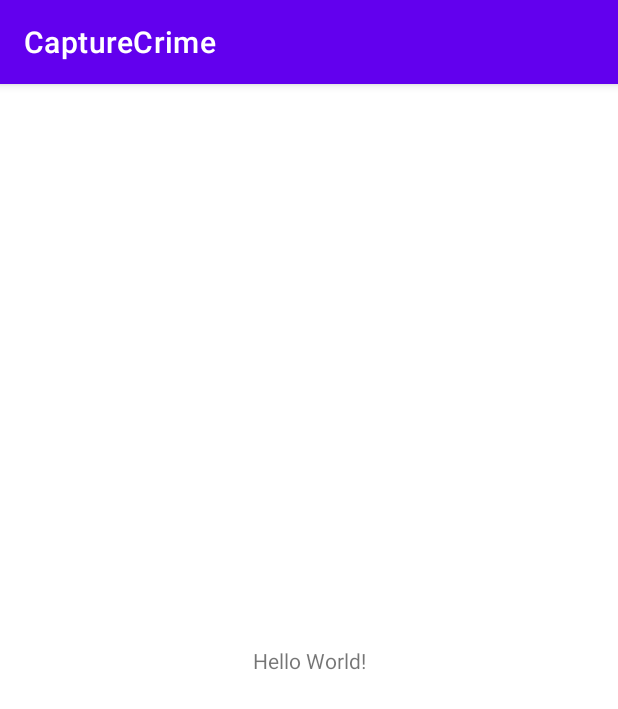
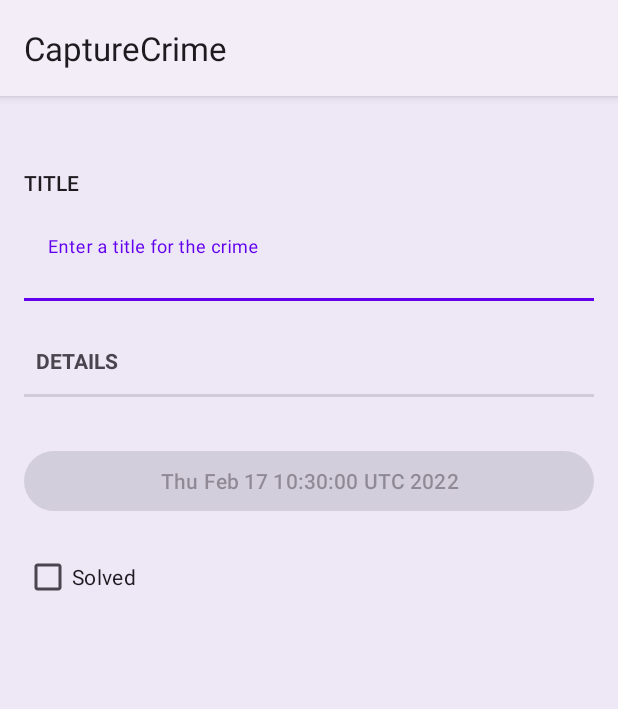
Before and after one commit to manikandan4/capturecrime, an Android app: the screen it shows after launch (MainActivity), on a phone screen of 412 x 824 dp. Shown: the top 709 px of the screen. Run offline under Robolectric (Android 15) with nearby library versions, the phone set to English and light mode, and no system bars.

Commit message:
chapter08 -work in progress

```diff
--- a/app/src/main/java/com/manikandan/capturecrime/MainActivity.java
+++ b/app/src/main/java/com/manikandan/capturecrime/MainActivity.java
@@ -1,14 +1,13 @@
 package com.manikandan.capturecrime;
 
-import androidx.appcompat.app.AppCompatActivity;
+import androidx.fragment.app.Fragment;
 
-import android.os.Bundle;
+import com.manikandan.capturecrime.fragments.CrimeFragment;
 
-public class MainActivity extends AppCompatActivity {
+public class MainActivity extends SingleFragmentActivity {
 
     @Override
-    protected void onCreate(Bundle savedInstanceState) {
-        super.onCreate(savedInstanceState);
-        setContentView(R.layout.activity_main);
+    protected Fragment createFragment() {
+        return new CrimeFragment();
     }
 }
--- /dev/null
+++ b/app/src/main/java/com/manikandan/capturecrime/SingleFragmentActivity.java
@@ -0,0 +1,27 @@
+package com.manikandan.capturecrime;
+
+import android.os.Bundle;
+
+import androidx.annotation.Nullable;
+import androidx.appcompat.app.AppCompatActivity;
+import androidx.fragment.app.Fragment;
+import androidx.fragment.app.FragmentManager;
+
+public abstract class SingleFragmentActivity extends AppCompatActivity {
+    protected abstract Fragment createFragment();
+
+    @Override
+    protected void onCreate(@Nullable Bundle savedInstanceState) {
+        super.onCreate(savedInstanceState);
+        setContentView(R.layout.activity_main);
+
+        FragmentManager fragmentManager = getSupportFragmentManager();
+        Fragment fragment = fragmentManager.findFragmentById(R.id.fragment_container);
+        if (fragment == null) {
+            fragment = createFragment();
+            fragmentManager.beginTransaction()
+                    .add(R.id.fragment_container, fragment)
+                    .commit();
+        }
+    }
+}
--- /dev/null
+++ b/app/src/main/java/com/manikandan/capturecrime/fragments/CrimeFragment.java
@@ -0,0 +1,69 @@
+package com.manikandan.capturecrime.fragments;
+
+import android.os.Bundle;
+import android.text.Editable;
+import android.text.TextWatcher;
+import android.view.LayoutInflater;
+import android.view.View;
+import android.view.ViewGroup;
+import android.widget.Button;
+import android.widget.CheckBox;
+import android.widget.TextView;
+
+import androidx.annotation.NonNull;
+import androidx.annotation.Nullable;
+import androidx.fragment.app.Fragment;
+
+import com.google.android.material.textfield.TextInputEditText;
+import com.google.android.material.textfield.TextInputLayout;
+import com.manikandan.capturecrime.R;
+import com.manikandan.capturecrime.models.Crime;
+
+public class CrimeFragment extends Fragment {
+    private Crime crime;
+    private TextView mTitleLabel;
+    private TextInputEditText  mTitleField;
+    private Button mDateButton;
+    private CheckBox mSolvedCheckBox;
+
+    @Override
+    public void onCreate(@Nullable Bundle savedInstanceState) {
+        super.onCreate(savedInstanceState);
+        crime = new Crime();
+    }
+
+    @Nullable
+    @Override
+    public View onCreateView(@NonNull LayoutInflater inflater, @Nullable ViewGroup container, @Nullable Bundle savedInstanceState) {
+        View v = inflater.inflate(R.layout.fragment_crime, container, false);
+
+        mDateButton = v.findViewById(R.id.btn_crime_date);
+        mDateButton.setText(crime.getmDate().toString());
+        mDateButton.setEnabled(false);
+
+        mTitleLabel = v.findViewById(R.id.txt_crime_title_label);
+        mTitleField = v.findViewById(R.id.edit_crime_input);
+        mTitleField.addTextChangedListener(new TextWatcher() {
+            @Override
+            public void beforeTextChanged(CharSequence s, int start, int count, int after) {
+
+            }
+
+            @Override
+            public void onTextChanged(CharSequence s, int start, int before, int count) {
+                crime.setmTitle(s.toString());
+                mTitleLabel.setText(s.toString());
+            }
+
+            @Override
+            public void afterTextChanged(Editable s) {
+
+            }
+        });
+
+        mSolvedCheckBox = v.findViewById(R.id.chx_crime_solved);
+        mSolvedCheckBox.setOnCheckedChangeListener((buttonView, isChecked) -> crime.setMsolved(isChecked));
+
+        return v;
+    }
+}
--- /dev/null
+++ b/app/src/main/java/com/manikandan/capturecrime/models/Crime.java
@@ -0,0 +1,48 @@
+package com.manikandan.capturecrime.models;
+
+import java.util.Date;
+import java.util.UUID;
+
+public class Crime {
+    private UUID mID;
+    private String mTitle;
+    private Date mDate;
+    private boolean msolved;
+
+    public Crime() {
+        mID = UUID.randomUUID();
+        mDate = new Date();
+    }
+
+    public UUID getmID() {
+        return mID;
+    }
+
+    public void setmID(UUID mID) {
+        this.mID = mID;
+    }
+
+    public String getmTitle() {
+        return mTitle;
+    }
+
+    public void setmTitle(String mTitle) {
+        this.mTitle = mTitle;
+    }
+
+    public Date getmDate() {
+        return mDate;
+    }
+
+    public void setmDate(Date mDate) {
+        this.mDate = mDate;
+    }
+
+    public boolean isMsolved() {
+        return msolved;
+    }
+
+    public void setMsolved(boolean msolved) {
+        this.msolved = msolved;
+    }
+}
--- /dev/null
+++ b/app/src/main/res/drawable/ic_baseline_local_police_24.xml
@@ -0,0 +1,10 @@
+<vector xmlns:android="http://schemas.android.com/apk/res/android"
+    android:width="24dp"
+    android:height="24dp"
+    android:viewportWidth="24"
+    android:viewportHeight="24"
+    android:tint="?attr/colorControlNormal">
+  <path
+      android:fillColor="@android:color/white"
+      android:pathData="M12,1L3,5v6c0,5.55 3.84,10.74 9,12c5.16,-1.26 9,-6.45 9,-12V5L12,1zM14.5,12.59l0.9,3.88L12,14.42l-3.4,2.05l0.9,-3.87l-3,-2.59l3.96,-0.34L12,6.02l1.54,3.64L17.5,10L14.5,12.59z"/>
+</vector>
--- /dev/null
+++ b/app/src/main/res/drawable/ic_key_svgrepo_com.xml
@@ -0,0 +1,21 @@
+<vector xmlns:android="http://schemas.android.com/apk/res/android"
+    android:width="100.026dp"
+    android:height="100.026dp"
+    android:viewportWidth="100.026"
+    android:viewportHeight="100.026">
+  <path
+      android:pathData="M50.01,0c27.613,0 50,22.386 50,50 0,27.615 -22.387,50 -50,50 -27.614,0 -50,-22.385 -50,-50S22.396,0 50.01,0z"
+      android:fillColor="#35495E"/>
+  <path
+      android:pathData="M54.01,20c-14.359,0 -26,11.64 -26,26 0,3.887 0.859,7.568 2.388,10.882l-3.534,3.533c-0.913,0.913 -0.86,5.54 -0.867,5.608 -0.04,0.041 -4.297,-0.443 -5.235,0.494l-1.879,1.961c-1.196,1.197 -0.924,5.596 -0.945,5.521l-0.005,0.006c0.014,0.003 -4.301,-0.357 -5.217,0.557l-2.111,2.112c-0.936,0.937 -0.696,5.353 -0.682,5.343 0.005,-0.006 -4.482,-0.14 -4.953,0.291C2.005,85.021 0.01,87.27 0.01,87.27l0.018,12.756c0,0.008 12.712,-0.023 12.712,-0.023l30.388,-30.391A25.885,25.885 0,0 0,54.01 72c14.359,0 26,-11.643 26,-26 0,-14.359 -11.641,-26 -26,-26zM60.751,33.481a5.778,5.778 0,1 1,1.237 11.42,5.975 5.975,0 0,1 -5.215,-1.665 5.977,5.977 0,0 1,-1.664 -5.213,5.778 5.778,0 0,1 5.642,-4.542z"
+      android:fillColor="#F0C419"/>
+  <path
+      android:pathData="M66.662,33.314a8.019,8.019 0,0 0,-11.338 0,8.02 8.02,0 0,0 0,11.337 8.015,8.015 0,0 0,11.338 0,8.016 8.016,0 0,0 0,-11.337zM64.51,42.499a4.994,4.994 0,1 1,-7.062 -7.064,4.992 4.992,0 0,1 7.062,0 4.993,4.993 0,0 1,0 7.064zM37.874,66.378a26.11,26.11 0,0 1,-2.249 -1.994L0.028,99.98v0.043c0,0.002 1.887,0 4.206,-0.006l33.64,-33.639z"
+      android:fillColor="#F29C1F"/>
+  <path
+      android:pathData="M75.977,0C64.065,0 54.184,8.682 52.304,20.061A26.767,26.767 0,0 1,54.01 20c1.089,0 2.159,0.075 3.212,0.206 1.763,-8.75 9.488,-15.34 18.755,-15.34 10.567,0 19.135,8.565 19.135,19.134 0,10.567 -8.564,19.134 -19.135,19.134 -6.839,0 -12.822,-3.6 -16.207,-8.996a4.962,4.962 0,0 0,-2.324 1.296,4.932 4.932,0 0,0 -1.246,2.158C60.528,43.877 67.77,48 75.977,48c13.254,0 24,-10.745 24,-24 0,-13.254 -10.744,-24 -24,-24z"
+      android:fillColor="#EBECED"/>
+  <path
+      android:pathData="M61.114,36.017a19.84,19.84 0,0 1,-1.344 -1.879,5.423 5.423,0 0,0 -0.627,0.198l-0.006,0.002a5.413,5.413 0,0 0,-0.559 0.259l-0.287,0.177 -0.262,0.168c-0.188,0.14 -0.371,0.29 -0.543,0.458l-0.074,0.073a5.015,5.015 0,0 0,-0.44 0.523l-0.183,0.276 -0.141,0.229a5.16,5.16 0,0 0,-0.449 1.088c0.451,0.655 0.938,1.28 1.453,1.886l3.462,-3.458z"
+      android:fillColor="#C8C9CB"/>
+</vector>
--- a/app/src/main/res/layout/activity_main.xml
+++ b/app/src/main/res/layout/activity_main.xml
@@ -1,18 +1,10 @@
 <?xml version="1.0" encoding="utf-8"?>
-<androidx.constraintlayout.widget.ConstraintLayout xmlns:android="http://schemas.android.com/apk/res/android"
-    xmlns:app="http://schemas.android.com/apk/res-auto"
+<FrameLayout
+    xmlns:android="http://schemas.android.com/apk/res/android"
     xmlns:tools="http://schemas.android.com/tools"
+    android:id="@+id/fragment_container"
     android:layout_width="match_parent"
     android:layout_height="match_parent"
     tools:context=".MainActivity">
 
-    <TextView
-        android:layout_width="wrap_content"
-        android:layout_height="wrap_content"
-        android:text="Hello World!"
-        app:layout_constraintBottom_toBottomOf="parent"
-        app:layout_constraintLeft_toLeftOf="parent"
-        app:layout_constraintRight_toRightOf="parent"
-        app:layout_constraintTop_toTopOf="parent" />
-
-</androidx.constraintlayout.widget.ConstraintLayout>
+</FrameLayout>
--- /dev/null
+++ b/app/src/main/res/layout/fragment_crime.xml
@@ -0,0 +1,91 @@
+<?xml version="1.0" encoding="utf-8"?>
+<androidx.constraintlayout.widget.ConstraintLayout xmlns:android="http://schemas.android.com/apk/res/android"
+    xmlns:app="http://schemas.android.com/apk/res-auto"
+    xmlns:tools="http://schemas.android.com/tools"
+    android:layout_width="match_parent"
+    android:layout_height="match_parent"
+    android:background="#EDE7F6">
+
+    <TextView
+        android:id="@+id/txt_crime_title_label"
+        android:layout_width="0dp"
+        android:layout_height="wrap_content"
+        android:layout_marginStart="16dp"
+        android:layout_marginTop="48dp"
+        android:layout_marginEnd="16dp"
+        android:text="@string/crime_title_label"
+        android:textAppearance="@style/TextAppearance.Material3.LabelLarge"
+        app:layout_constraintEnd_toEndOf="parent"
+        app:layout_constraintStart_toStartOf="parent"
+        app:layout_constraintTop_toTopOf="parent" />
+
+    <com.google.android.material.textfield.TextInputLayout
+        android:id="@+id/edit_crime_title"
+        style="@style/Widget.Material3.TextInputLayout.FilledBox"
+        android:layout_width="0dp"
+        android:layout_height="wrap_content"
+        android:layout_marginStart="16dp"
+        android:layout_marginTop="16dp"
+        android:layout_marginEnd="16dp"
+        android:ems="10"
+        android:importantForAutofill="no"
+        android:inputType="textPersonName"
+        android:minHeight="48dp"
+        android:text="@string/crime_title_hint"
+        app:boxBackgroundColor="#EDE7F6"
+        app:layout_constraintEnd_toEndOf="parent"
+        app:layout_constraintStart_toStartOf="parent"
+        app:layout_constraintTop_toBottomOf="@+id/txt_crime_title_label">
+
+        <com.google.android.material.textfield.TextInputEditText
+            android:id="@+id/edit_crime_input"
+            android:layout_width="match_parent"
+            android:layout_height="wrap_content"
+            android:hint="@string/crime_title_hint"
+            android:inputType="text|textCapCharacters"
+            android:minHeight="48dp"
+            android:textAppearance="@style/TextAppearance.Material3.BodyMedium"
+            android:textColorHint="#546E7A"
+            tools:ignore="TextContrastCheck" />
+    </com.google.android.material.textfield.TextInputLayout>
+
+    <TextView
+        android:id="@+id/txt_crime_details_label"
+        style="?android:listSeparatorTextViewStyle"
+        android:layout_width="0dp"
+        android:layout_height="wrap_content"
+        android:layout_marginStart="16dp"
+        android:layout_marginTop="16dp"
+        android:layout_marginEnd="16dp"
+        android:minHeight="48dp"
+        android:text="@string/crime_details_label"
+        app:layout_constraintEnd_toEndOf="parent"
+        app:layout_constraintStart_toStartOf="parent"
+        app:layout_constraintTop_toBottomOf="@+id/edit_crime_title" />
+
+    <Button
+        android:id="@+id/btn_crime_date"
+        android:layout_width="0dp"
+        android:layout_height="wrap_content"
+        android:layout_marginStart="16dp"
+        android:layout_marginTop="32dp"
+        android:layout_marginEnd="16dp"
+        android:text="@string/crime_date"
+        app:layout_constraintEnd_toEndOf="parent"
+        app:layout_constraintStart_toStartOf="parent"
+        app:layout_constraintTop_toBottomOf="@+id/txt_crime_details_label"
+        tools:ignore="TextContrastCheck,TextContrastCheck" />
+
+    <CheckBox
+        android:id="@+id/chx_crime_solved"
+        android:layout_width="0dp"
+        android:layout_height="wrap_content"
+        android:layout_marginStart="16dp"
+        android:layout_marginTop="16dp"
+        android:layout_marginEnd="16dp"
+        android:text="@string/crime_solved_label"
+        app:layout_constraintEnd_toEndOf="parent"
+        app:layout_constraintStart_toStartOf="parent"
+        app:layout_constraintTop_toBottomOf="@+id/btn_crime_date"
+        tools:ignore="TextContrastCheck" />
+</androidx.constraintlayout.widget.ConstraintLayout>
--- a/app/src/main/res/mipmap-anydpi-v26/ic_launcher.xml
+++ b/app/src/main/res/mipmap-anydpi-v26/ic_launcher.xml
@@ -1,5 +1,5 @@
 <?xml version="1.0" encoding="utf-8"?>
 <adaptive-icon xmlns:android="http://schemas.android.com/apk/res/android">
     <background android:drawable="@drawable/ic_launcher_background" />
-    <foreground android:drawable="@drawable/ic_launcher_foreground" />
+    <foreground android:drawable="@drawable/ic_key_svgrepo_com" />
 </adaptive-icon>
--- a/app/src/main/res/mipmap-anydpi-v26/ic_launcher_round.xml
+++ b/app/src/main/res/mipmap-anydpi-v26/ic_launcher_round.xml
@@ -1,5 +1,5 @@
 <?xml version="1.0" encoding="utf-8"?>
 <adaptive-icon xmlns:android="http://schemas.android.com/apk/res/android">
     <background android:drawable="@drawable/ic_launcher_background" />
-    <foreground android:drawable="@drawable/ic_launcher_foreground" />
+    <foreground android:drawable="@drawable/ic_key_svgrepo_com" />
 </adaptive-icon>
--- a/app/src/main/res/values-night/themes.xml
+++ b/app/src/main/res/values-night/themes.xml
@@ -1,6 +1,6 @@
 <resources xmlns:tools="http://schemas.android.com/tools">
     <!-- Base application theme. -->
-    <style name="Theme.CaptureCrime" parent="Theme.MaterialComponents.DayNight.DarkActionBar">
+    <style name="Theme.CaptureCrime" parent="Theme.Material3.Light">
         <!-- Primary brand color. -->
         <item name="colorPrimary">@color/purple_200</item>
         <item name="colorPrimaryVariant">@color/purple_700</item>
--- a/app/src/main/res/values/strings.xml
+++ b/app/src/main/res/values/strings.xml
@@ -1,3 +1,8 @@
 <resources>
     <string name="app_name">CaptureCrime</string>
+    <string name="crime_title_label">TITLE</string>
+    <string name="crime_title_hint">Enter a title for the crime</string>
+    <string name="crime_details_label">Details</string>
+    <string name="crime_date">Date</string>
+    <string name="crime_solved_label">Solved</string>
 </resources>
--- a/app/src/main/res/values/themes.xml
+++ b/app/src/main/res/values/themes.xml
@@ -1,6 +1,6 @@
 <resources xmlns:tools="http://schemas.android.com/tools">
     <!-- Base application theme. -->
-    <style name="Theme.CaptureCrime" parent="Theme.MaterialComponents.DayNight.DarkActionBar">
+    <style name="Theme.CaptureCrime" parent="Theme.Material3.Light">
         <!-- Primary brand color. -->
         <item name="colorPrimary">@color/purple_500</item>
         <item name="colorPrimaryVariant">@color/purple_700</item>
```
